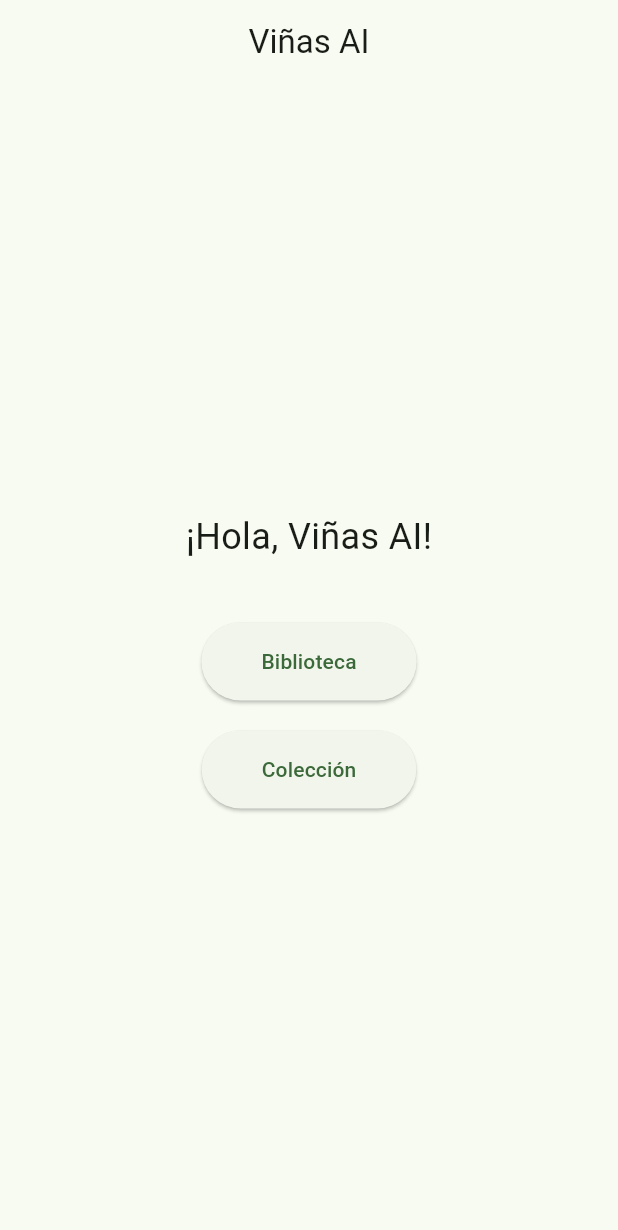
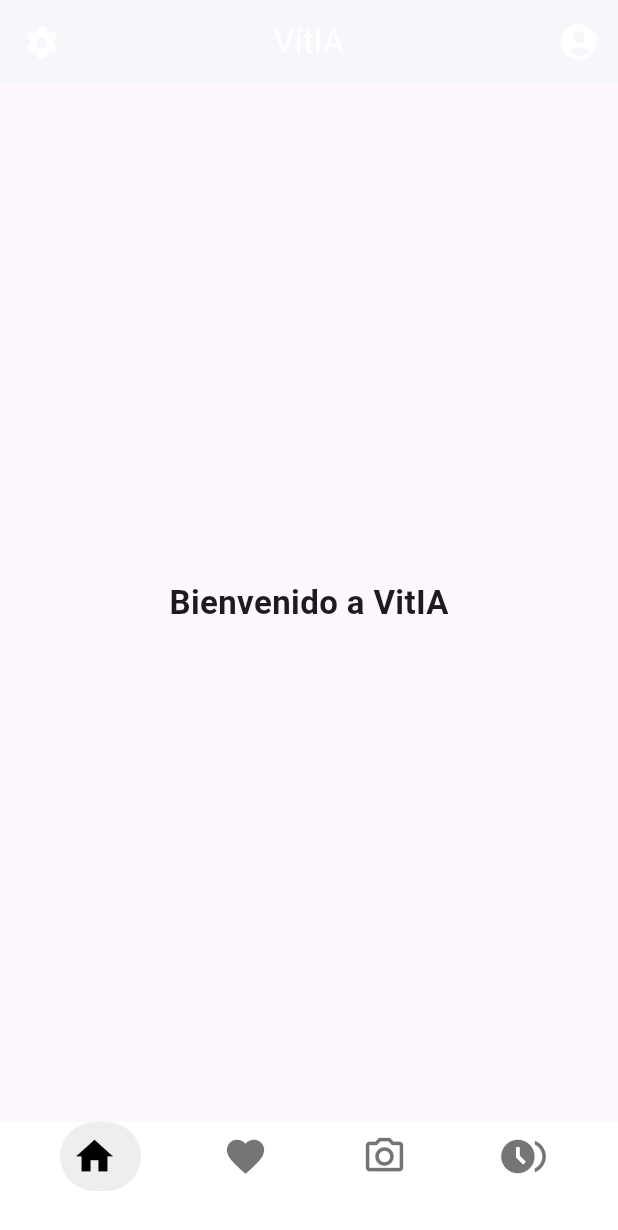
Before and after one commit to ScriptedBug/VitIA, a Flutter app: the screen it shows after launch, on a phone screen of 412 x 824 dp. Shown: the top 1230 px of the screen. Run offline on Flutter 3.47's test engine with Material 3 defaults, Android fonts, the phone set to English and light mode, and no system bars; drawn by our look-alikes of google_nav_bar; our stand-ins replace dio, flutter_riverpod, go_router, image_picker.

Commit message:
visra con barra de tareas

```diff
--- a/frontend/lib/main.dart
+++ b/frontend/lib/main.dart
@@ -1,5 +1,8 @@
 import 'package:flutter/material.dart';
-import 'vista_coleccion.dart'; // importamos la nueva vista
+import 'package:google_nav_bar/google_nav_bar.dart';
+import 'biblioteca.dart';
+import 'vista_coleccion.dart';
+import 'foto.dart';
 
 void main() {
   runApp(const MyApp());
@@ -10,60 +13,98 @@ class MyApp extends StatelessWidget {
 
   @override
   Widget build(BuildContext context) {
-    return MaterialApp(
+    return const MaterialApp(
+      debugShowCheckedModeBanner: false,
       title: 'Viñas AI',
-      theme: ThemeData(useMaterial3: true, colorSchemeSeed: Colors.green),
-      home: const HomePage(),
+      home: HomePage(),
     );
   }
 }
 
-class HomePage extends StatelessWidget {
+class HomePage extends StatefulWidget {
   const HomePage({super.key});
+
+  @override
+  State<HomePage> createState() => _HomepageState();
+}
+
+class _HomepageState extends State<HomePage> {
+  int currentIndex = 0;
+
+  final List<Widget> _screens = [
+    const Inicio(),
+    const VistaColeccion(),
+    const Foto(),
+    const Biblioteca(),
+  ];
 
   @override
   Widget build(BuildContext context) {
     return Scaffold(
-      appBar: AppBar(
-        title: const Text('Viñas AI'),
-        centerTitle: true,
-      ),
-      body: Center(
-        child: Column(
-          mainAxisAlignment: MainAxisAlignment.center,
-          children: [
-            const Text(
-              '¡Hola, Viñas AI!',
-              style: TextStyle(fontSize: 24),
-            ),
-            const SizedBox(height: 40),
-            ElevatedButton(
-              onPressed: () {
-                ScaffoldMessenger.of(context).showSnackBar(
-                  const SnackBar(content: Text('Biblioteca próximamente')),
-                );
-              },
-              style: ElevatedButton.styleFrom(
-                padding: const EdgeInsets.symmetric(horizontal: 40, vertical: 16),
-              ),
-              child: const Text('Biblioteca'),
-            ),
-            const SizedBox(height: 20),
-            ElevatedButton(
-              onPressed: () {
-                Navigator.push(
-                  context,
-                  MaterialPageRoute(builder: (context) => const VistaColeccion()),
-                );
-              },
-              style: ElevatedButton.styleFrom(
-                padding: const EdgeInsets.symmetric(horizontal: 40, vertical: 16),
-              ),
-              child: const Text('Colección'),
-            ),
-          ],
+      // ✅ Solo el AppBar del Inicio se define aquí
+      appBar: currentIndex == 0 ? _buildAppBarInicio() : null,
+
+      body: _screens[currentIndex],
+
+      bottomNavigationBar: Container(
+        color: Colors.white,
+        child: Padding(
+          padding: const EdgeInsets.only(left: 40.0, right: 40.0, bottom: 30.0),
+          child: GNav(
+            gap: 8,
+            color: Colors.black54,
+            activeColor: Colors.black,
+            tabBackgroundColor: Colors.grey.shade200,
+            padding: const EdgeInsets.all(8),
+            selectedIndex: currentIndex,
+            onTabChange: (index) {
+              setState(() => currentIndex = index);
+            },
+            tabs: const [
+              GButton(icon: Icons.home, iconSize: 30),
+              GButton(icon: Icons.favorite, iconSize: 30),
+              GButton(icon: Icons.camera_alt_outlined, iconSize: 30),
+              GButton(icon: Icons.browse_gallery, iconSize: 30),
+            ],
+          ),
         ),
       ),
     );
   }
+
+  // 🏠 AppBar solo visible en la pantalla principal
+  PreferredSizeWidget _buildAppBarInicio() {
+    return AppBar(
+      title: const Text('VitIA'),
+      centerTitle: true,
+      backgroundColor: const Color.fromARGB(255, 255, 255, 255),
+      foregroundColor: Colors.white,
+      elevation: 1,
+      leading: const Padding(
+        padding: EdgeInsets.symmetric(horizontal: 12.0),
+        child: Icon(Icons.settings, size: 26),
+      ),
+      actions: const [
+        Padding(
+          padding: EdgeInsets.symmetric(horizontal: 12.0),
+          child: Icon(Icons.account_circle, size: 28),
+        ),
+      ],
+    );
+  }
 }
+
+// 🌿 Pantalla de Inicio
+class Inicio extends StatelessWidget {
+  const Inicio({super.key});
+
+  @override
+  Widget build(BuildContext context) {
+    return const Center(
+      child: Text(
+        'Bienvenido a VitIA',
+        style: TextStyle(fontSize: 22, fontWeight: FontWeight.bold),
+      ),
+    );
+  }
+}
```
Also changed, not shown: frontend/lib/biblioteca.dart (added, +122 -0 lines), frontend/lib/foto.dart (added, +21 -0 lines), frontend/pubspec.yaml (+6 -17 lines), frontend/pubspec.lock, 12 other files.
